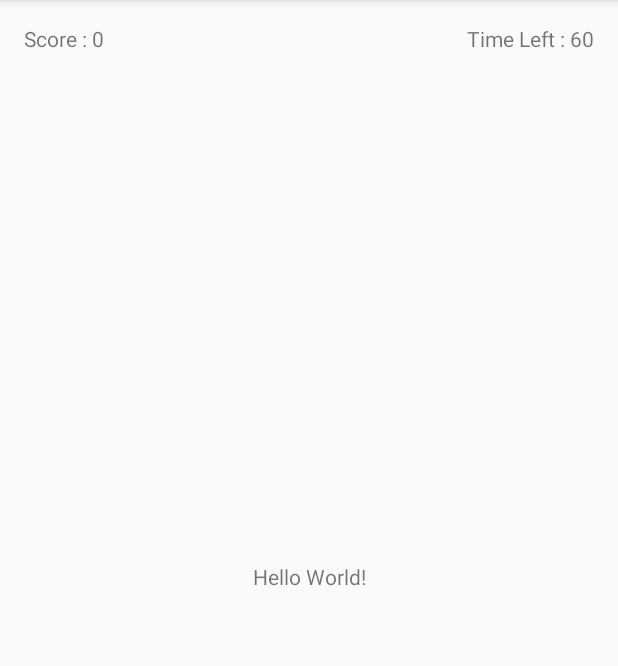
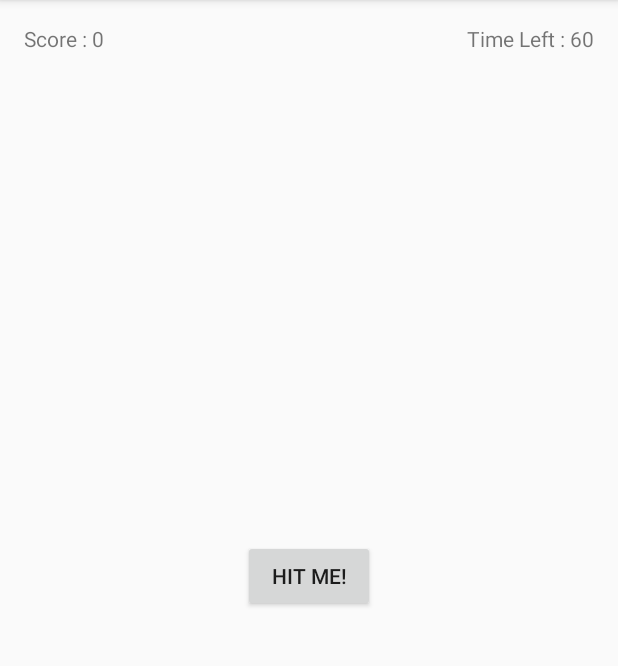
Before and after one commit to nick2905/TimeFighter, an Android app: the screen it shows after launch (MainActivity), on a phone screen of 412 x 824 dp, the part 84-750 px from its top. Run offline under Robolectric (Android 15) with nearby library versions, the phone set to English and light mode, and no system bars.

Commit message:
challenge 3 adding a constraint

```diff
--- a/TimeFighter/app/src/main/res/layout/activity_main.xml
+++ b/TimeFighter/app/src/main/res/layout/activity_main.xml
@@ -6,10 +6,10 @@
     android:layout_height="match_parent"
     tools:context=".MainActivity">
 
-    <TextView
+    <Button
         android:layout_width="wrap_content"
         android:layout_height="wrap_content"
-        android:text="Hello World!"
+        android:text="Hit Me!"
         app:layout_constraintBottom_toBottomOf="parent"
         app:layout_constraintLeft_toLeftOf="parent"
         app:layout_constraintRight_toRightOf="parent"
```
Also changed, not shown: 2 other files.
